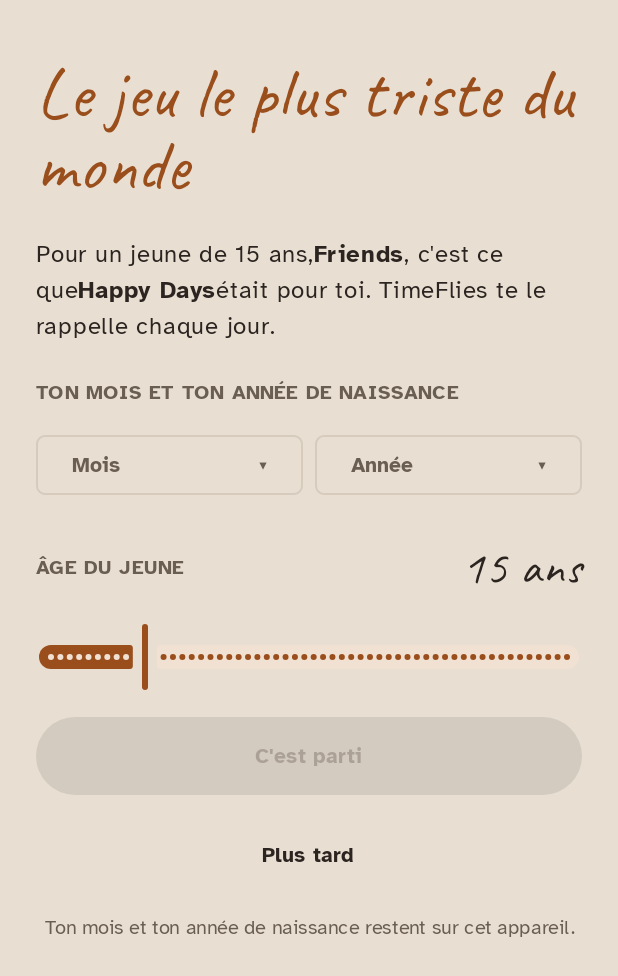
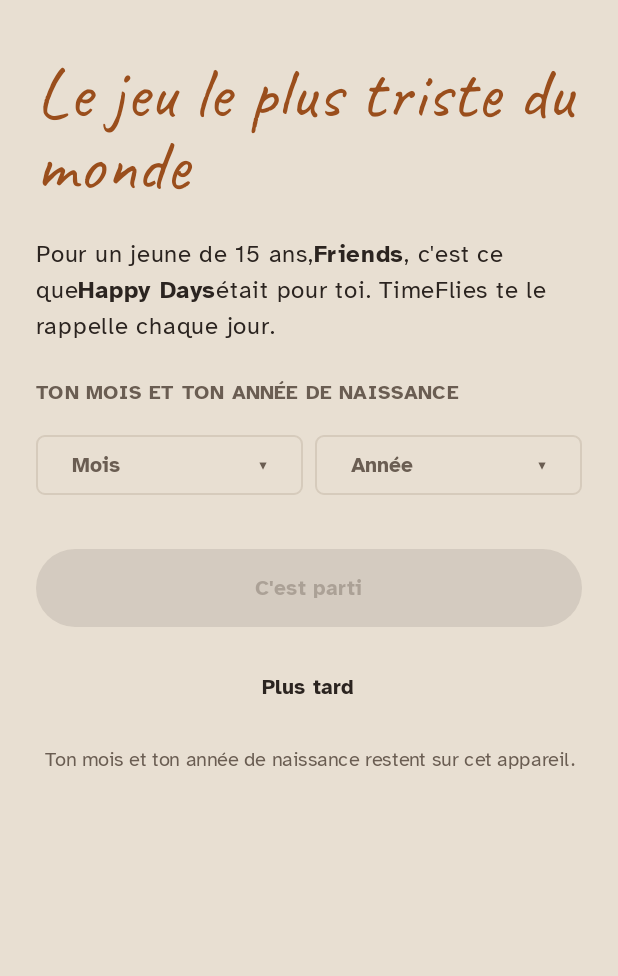
Before and after one commit to Fugeekies/TimeFlies, an Android app built with Jetpack Compose: the screen it shows after launch (MainActivity), on a phone screen of 412 x 824 dp. Shown: the top 976 px of the screen. Run offline under Robolectric (Android 15) with nearby library versions, the phone set to English and light mode, and no system bars; our stand-ins replace Compose Multiplatform resources, navigation suite; 2 statements that could not run were skipped.

Commit message:
Premier lancement : ne demander que le mois et l'année de naissance
L'âge de l'autre génération (« âge du jeune ») ne sert qu'à Équivalences
et ne se règlera que là-bas ; son nom à l'écran reste à choisir.
CompleteOnboarding.start(birth) et later() sans âge, écran sans curseur
ni résumé d'écart. Specs, AGENTS.md, feuille de route et CHANGELOG mis à
jour (décision du 15/11/2026).

Co-Authored-By: Claude Opus 5.5 <noreply@anthropic.com>

```diff
--- a/src/ui/src/commonMain/composeResources/values/strings.xml
+++ b/src/ui/src/commonMain/composeResources/values/strings.xml
@@ -66,14 +66,6 @@
     <string name="onboarding_intro_happy_days">Happy Days</string>
     <string name="onboarding_intro_3"> était pour toi. TimeFlies te le rappelle chaque jour.</string>
     <string name="onboarding_birth">TON MOIS ET TON ANNÉE DE NAISSANCE</string>
-    <string name="onboarding_young_age">ÂGE DU JEUNE</string>
-    <string name="young_too_old">Le jeune doit avoir au moins 5 ans de moins que toi.</string>
-    <!-- "Tu as 35 ans, le jeune en a 15 :" then the gap on its own line. -->
-    <string name="onboarding_summary">Tu as %1$s, le jeune en a %2$d :</string>
-    <plurals name="gap_years">
-        <item quantity="one">%1$d an d'écart</item>
-        <item quantity="other">%1$d ans d'écart</item>
-    </plurals>
     <string name="onboarding_start">C'est parti</string>
     <string name="onboarding_later">Plus tard</string>
     <string name="onboarding_privacy">Ton mois et ton année de naissance restent sur cet appareil.</string>
--- a/src/ui/src/commonMain/kotlin/io/github/fugeekies/timeflies/ui/onboarding/OnboardingScreen.kt
+++ b/src/ui/src/commonMain/kotlin/io/github/fugeekies/timeflies/ui/onboarding/OnboardingScreen.kt
@@ -3,7 +3,6 @@ package io.github.fugeekies.timeflies.ui.onboarding
 import androidx.compose.foundation.layout.Arrangement
 import androidx.compose.foundation.layout.Box
 import androidx.compose.foundation.layout.Column
-import androidx.compose.foundation.layout.Row
 import androidx.compose.foundation.layout.fillMaxSize
 import androidx.compose.foundation.layout.fillMaxWidth
 import androidx.compose.foundation.layout.height
@@ -14,18 +13,13 @@ import androidx.compose.foundation.shape.RoundedCornerShape
 import androidx.compose.foundation.verticalScroll
 import androidx.compose.material3.Button
 import androidx.compose.material3.MaterialTheme
-import androidx.compose.material3.Slider
-import androidx.compose.material3.Surface
 import androidx.compose.material3.Text
 import androidx.compose.material3.TextButton
 import androidx.compose.runtime.Composable
 import androidx.compose.runtime.getValue
 import androidx.compose.ui.Alignment
 import androidx.compose.ui.Modifier
-import androidx.compose.ui.semantics.LiveRegionMode
-import androidx.compose.ui.semantics.contentDescription
 import androidx.compose.ui.semantics.heading
-import androidx.compose.ui.semantics.liveRegion
 import androidx.compose.ui.semantics.semantics
 import androidx.compose.ui.text.SpanStyle
 import androidx.compose.ui.text.buildAnnotatedString
@@ -35,10 +29,8 @@ import androidx.compose.ui.text.withStyle
 import androidx.compose.ui.unit.dp
 import androidx.compose.ui.unit.sp
 import androidx.lifecycle.compose.collectAsStateWithLifecycle
-import io.github.fugeekies.timeflies.domain.rules.Generations
 import io.github.fugeekies.timeflies.ui.components.BirthFields
 import io.github.fugeekies.timeflies.ui.resources.Res
-import io.github.fugeekies.timeflies.ui.resources.gap_years
 import io.github.fugeekies.timeflies.ui.resources.onboarding_birth
 import io.github.fugeekies.timeflies.ui.resources.onboarding_intro_1
 import io.github.fugeekies.timeflies.ui.resources.onboarding_intro_2
@@ -48,26 +40,20 @@ import io.github.fugeekies.timeflies.ui.resources.onboarding_intro_happy_days
 import io.github.fugeekies.timeflies.ui.resources.onboarding_later
 import io.github.fugeekies.timeflies.ui.resources.onboarding_privacy
 import io.github.fugeekies.timeflies.ui.resources.onboarding_start
-import io.github.fugeekies.timeflies.ui.resources.onboarding_summary
 import io.github.fugeekies.timeflies.ui.resources.onboarding_title
-import io.github.fugeekies.timeflies.ui.resources.onboarding_young_age
-import io.github.fugeekies.timeflies.ui.resources.years_count
-import io.github.fugeekies.timeflies.ui.resources.young_too_old
 import io.github.fugeekies.timeflies.ui.theme.LocalStyle
-import org.jetbrains.compose.resources.pluralStringResource
 import org.jetbrains.compose.resources.stringResource
-import kotlin.math.roundToInt
 
 /**
  * The first launch screen (docs/UISpec/Onboarding.template.md), shown before Today until "C'est parti" or
- * "Plus tard". On Windows the content is centred in a 480 dp column. Leaving the app without choosing saves
- * nothing: the screen comes back at the next launch.
+ * "Plus tard". It asks for the birth month and year only (decision of 15/11/2026). On Windows the content is
+ * centred in a 480 dp column. Leaving the app without choosing saves nothing: the screen comes back at the
+ * next launch.
  */
 @Composable
 fun OnboardingScreen(viewModel: OnboardingViewModel, modifier: Modifier = Modifier) {
     val state by viewModel.state.collectAsStateWithLifecycle()
     val colors = MaterialTheme.colorScheme
-    val handwriting = LocalStyle.current.handwriting
     Box(modifier.fillMaxSize(), contentAlignment = Alignment.TopCenter) {
         Column(
             Modifier
@@ -79,7 +65,7 @@ fun OnboardingScreen(viewModel: OnboardingViewModel, modifier: Modifier = Modifi
         ) {
             Text(
                 stringResource(Res.string.onboarding_title),
-                fontFamily = handwriting,
+                fontFamily = LocalStyle.current.handwriting,
                 fontWeight = FontWeight.Bold,
                 fontSize = 48.sp,
                 lineHeight = 48.sp,
@@ -88,34 +74,19 @@ fun OnboardingScreen(viewModel: OnboardingViewModel, modifier: Modifier = Modifi
             )
             Intro()
 
-            Label(stringResource(Res.string.onboarding_birth), Modifier.padding(top = 8.dp))
+            Text(
+                stringResource(Res.string.onboarding_birth),
+                style = MaterialTheme.typography.labelSmall,
+                color = colors.onSurfaceVariant,
+                modifier = Modifier.padding(top = 8.dp),
+            )
             BirthFields(state.month, state.year, state.birthYears, viewModel::onMonthPicked, viewModel::onYearPicked)
-
-            Row(Modifier.fillMaxWidth().padding(top = 8.dp), verticalAlignment = Alignment.CenterVertically) {
-                Label(stringResource(Res.string.onboarding_young_age), Modifier.weight(1f))
-                Text(
-                    pluralStringResource(Res.plurals.years_count, state.youngAge, state.youngAge),
-                    fontFamily = handwriting,
-                    fontWeight = FontWeight.Bold,
-                    fontSize = 32.sp,
-                    color = colors.onBackground,
-                )
-            }
-            val youngAgeLabel = stringResource(Res.string.onboarding_young_age)
-            Slider(
-                value = state.youngAge.toFloat(),
-                onValueChange = { viewModel.onYoungAgeChange(it.roundToInt()) },
-                valueRange = Generations.MIN_YOUNG_AGE.toFloat()..Generations.MAX_YOUNG_AGE.toFloat(),
-                steps = Generations.MAX_YOUNG_AGE - Generations.MIN_YOUNG_AGE - 1,
-                modifier = Modifier.semantics { contentDescription = youngAgeLabel },
-            )
-            Summary(state)
 
             Button(
                 onClick = viewModel::onStart,
                 enabled = state.canStart,
                 shape = RoundedCornerShape(50),
-                modifier = Modifier.fillMaxWidth().height(52.dp),
+                modifier = Modifier.fillMaxWidth().padding(top = 16.dp).height(52.dp),
             ) {
                 Text(stringResource(Res.string.onboarding_start), style = MaterialTheme.typography.labelLarge)
             }
@@ -153,41 +124,3 @@ private fun Intro() {
         color = MaterialTheme.colorScheme.onBackground,
     )
 }
-
-@Composable
-private fun Label(text: String, modifier: Modifier = Modifier) {
-    Text(text, style = MaterialTheme.typography.labelSmall, color = MaterialTheme.colorScheme.onSurfaceVariant, modifier = modifier)
-}
-
-/** The live summary once the birth is chosen, or the message when the young is not 5 years younger. */
-@Composable
-private fun Summary(state: OnboardingUiState) {
-    val colors = MaterialTheme.colorScheme
-    if (state.youngTooOld) {
-        Text(
-            stringResource(Res.string.young_too_old),
-            style = MaterialTheme.typography.bodyMedium,
-            color = colors.error,
-            modifier = Modifier.semantics { liveRegion = LiveRegionMode.Polite },
-        )
-        return
-    }
-    val userAge = state.userAge ?: return
-    val gap = state.gap ?: return
-    Surface(color = colors.surface, shape = RoundedCornerShape(12.dp), modifier = Modifier.fillMaxWidth()) {
-        Column(Modifier.padding(horizontal = 16.dp, vertical = 14.dp).semantics(mergeDescendants = true) { liveRegion = LiveRegionMode.Polite }) {
-            Text(
-                stringResource(Res.string.onboarding_summary, pluralStringResource(Res.plurals.years_count, userAge, userAge), state.youngAge),
-                style = MaterialTheme.typography.bodyLarge,
-                color = colors.onSurface,
-            )
-            Text(
-                pluralStringResource(Res.plurals.gap_years, gap, gap),
-                fontFamily = LocalStyle.current.handwriting,
-                fontWeight = FontWeight.Bold,
-                fontSize = 34.sp,
-                color = colors.primary,
-            )
-        }
-    }
-}
--- a/src/ui/src/commonMain/kotlin/io/github/fugeekies/timeflies/ui/onboarding/OnboardingViewModel.kt
+++ b/src/ui/src/commonMain/kotlin/io/github/fugeekies/timeflies/ui/onboarding/OnboardingViewModel.kt
@@ -19,19 +19,13 @@ data class OnboardingUiState(
     val today: LocalDate,
     val month: Month? = null,
     val year: Int? = null,
-    val youngAge: Int = Generations.DEFAULT_YOUNG_AGE,
     val saving: Boolean = false,
 ) {
     val birthYears: IntRange get() = Generations.birthYears(today)
     val birth: YearMonth? get() = if (month != null && year != null) YearMonth(year, month) else null
-    val userAge: Int? get() = birth?.let { Generations.userAge(it, today) }
-    val gap: Int? get() = birth?.let { Generations.gap(it, youngAge, today) }
 
-    /** "Le jeune doit avoir au moins 5 ans de moins que toi." is shown and "C'est parti" is disabled. */
-    val youngTooOld: Boolean get() = !Generations.isYoungAgeAllowed(youngAge, birth, today)
-
-    /** "C'est parti" is enabled once the month and the year are chosen, with an allowed young age. */
-    val canStart: Boolean get() = birth != null && !youngTooOld && !saving
+    /** "C'est parti" is enabled once the month and the year are chosen. */
+    val canStart: Boolean get() = birth != null && !saving
 }
 
 /** State of the first launch screen (docs/UISpec/Onboarding.template.md). */
@@ -47,8 +41,6 @@ class OnboardingViewModel(
 
     fun onYearPicked(year: Int) = _state.update { it.copy(year = year) }
 
-    fun onYoungAgeChange(age: Int) = _state.update { it.copy(youngAge = age) }
-
     /** "C'est parti": the app then opens Today, as soon as the saved settings say the first launch is done. */
     fun onStart() {
         val current = _state.value
@@ -56,7 +48,7 @@ class OnboardingViewModel(
         if (!current.canStart) return
         _state.update { it.copy(saving = true) }
         viewModelScope.launch {
-            if (!completeOnboarding.start(birth, current.youngAge)) _state.update { it.copy(saving = false) }
+            if (!completeOnboarding.start(birth)) _state.update { it.copy(saving = false) }
         }
     }
 
@@ -64,6 +56,6 @@ class OnboardingViewModel(
     fun onLater() {
         if (_state.value.saving) return
         _state.update { it.copy(saving = true) }
-        viewModelScope.launch { completeOnboarding.later(_state.value.youngAge) }
+        viewModelScope.launch { completeOnboarding.later() }
     }
 }
```
Also changed, not shown: src/domain/src/commonMain/kotlin/io/github/fugeekies/timeflies/domain/usecase/CompleteOnboarding.kt (+13 -19 lines), 7 other files.
